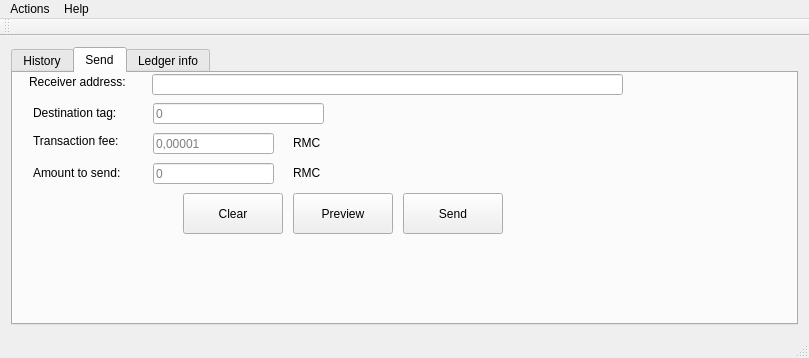
Old version of the form walletmain.ui in the repository CryptoManiac/RMCWallet.
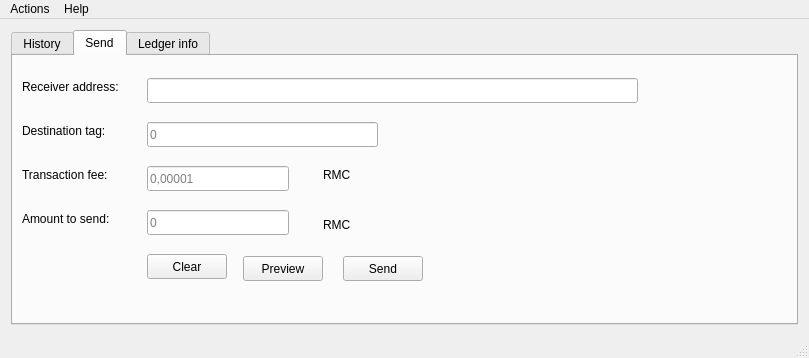
New version of the form. Custom widgets are drawn as their Qt base class.

Commit message: Remove toolbar

What changed in the file:
```diff
--- a/walletmain.ui
+++ b/walletmain.ui
@@ -108,10 +108,10 @@
        <widget class="QPushButton" name="sendButton">
         <property name="geometry">
          <rect>
-          <x>390</x>
-          <y>120</y>
-          <width>100</width>
-          <height>41</height>
+          <x>330</x>
+          <y>200</y>
+          <width>80</width>
+          <height>25</height>
          </rect>
         </property>
         <property name="maximumSize">
@@ -127,10 +127,10 @@
        <widget class="QLabel" name="receiverLabel">
         <property name="geometry">
          <rect>
-          <x>16</x>
-          <y>1</y>
-          <width>109</width>
-          <height>16</height>
+          <x>9</x>
+          <y>22</y>
+          <width>119</width>
+          <height>17</height>
          </rect>
         </property>
         <property name="text">
@@ -140,20 +140,20 @@
        <widget class="QLineEdit" name="receiverAddressEdit">
         <property name="geometry">
          <rect>
-          <x>139</x>
-          <y>1</y>
-          <width>471</width>
-          <height>21</height>
+          <x>134</x>
+          <y>22</y>
+          <width>491</width>
+          <height>25</height>
          </rect>
         </property>
        </widget>
        <widget class="QLabel" name="amountLabel">
         <property name="geometry">
          <rect>
-          <x>20</x>
-          <y>90</y>
-          <width>101</width>
-          <height>20</height>
+          <x>9</x>
+          <y>154</y>
+          <width>113</width>
+          <height>17</height>
          </rect>
         </property>
         <property name="text">
@@ -163,10 +163,10 @@
        <widget class="QLineEdit" name="amountToSend">
         <property name="geometry">
          <rect>
-          <x>140</x>
-          <y>90</y>
-          <width>121</width>
-          <height>21</height>
+          <x>134</x>
+          <y>154</y>
+          <width>142</width>
+          <height>25</height>
          </rect>
         </property>
         <property name="maximumSize">
@@ -182,10 +182,10 @@
        <widget class="QLabel" name="rmcLabel">
         <property name="geometry">
          <rect>
-          <x>280</x>
-          <y>90</y>
-          <width>29</width>
-          <height>20</height>
+          <x>310</x>
+          <y>160</y>
+          <width>32</width>
+          <height>17</height>
          </rect>
         </property>
         <property name="text">
@@ -195,10 +195,10 @@
        <widget class="QPushButton" name="clearButton">
         <property name="geometry">
          <rect>
-          <x>170</x>
-          <y>120</y>
-          <width>100</width>
-          <height>41</height>
+          <x>134</x>
+          <y>198</y>
+          <width>80</width>
+          <height>25</height>
          </rect>
         </property>
         <property name="maximumSize">
@@ -214,10 +214,10 @@
        <widget class="QPushButton" name="previewButton">
         <property name="geometry">
          <rect>
-          <x>280</x>
-          <y>120</y>
-          <width>100</width>
-          <height>41</height>
+          <x>230</x>
+          <y>200</y>
+          <width>80</width>
+          <height>25</height>
          </rect>
         </property>
         <property name="maximumSize">
@@ -233,10 +233,10 @@
        <widget class="QLabel" name="destinationTagLabel">
         <property name="geometry">
          <rect>
-          <x>20</x>
-          <y>30</y>
-          <width>111</width>
-          <height>20</height>
+          <x>9</x>
+          <y>66</y>
+          <width>109</width>
+          <height>17</height>
          </rect>
         </property>
         <property name="text">
@@ -246,10 +246,10 @@
        <widget class="QLineEdit" name="destinationTag">
         <property name="geometry">
          <rect>
-          <x>140</x>
-          <y>30</y>
-          <width>171</width>
-          <height>21</height>
+          <x>134</x>
+          <y>66</y>
+          <width>231</width>
+          <height>25</height>
          </rect>
         </property>
         <property name="text">
@@ -262,10 +262,10 @@
        <widget class="QLabel" name="sendTransactionFeeLabel">
         <property name="geometry">
          <rect>
-          <x>20</x>
-          <y>60</y>
-          <width>111</width>
-          <height>16</height>
+          <x>9</x>
+          <y>110</y>
+          <width>109</width>
+          <height>17</height>
          </rect>
         </property>
         <property name="text">
@@ -275,10 +275,10 @@
        <widget class="QLineEdit" name="sendTransactionFeeValue">
         <property name="geometry">
          <rect>
-          <x>140</x>
-          <y>60</y>
-          <width>121</width>
-          <height>21</height>
+          <x>134</x>
+          <y>110</y>
+          <width>142</width>
+          <height>25</height>
          </rect>
         </property>
         <property name="placeholderText">
@@ -288,10 +288,10 @@
        <widget class="QLabel" name="rmcLabel_2">
         <property name="geometry">
          <rect>
-          <x>280</x>
-          <y>60</y>
-          <width>29</width>
-          <height>20</height>
+          <x>310</x>
+          <y>110</y>
+          <width>32</width>
+          <height>17</height>
          </rect>
         </property>
         <property name="text">
@@ -408,14 +408,6 @@
     </item>
    </layout>
   </widget>
-  <widget class="QToolBar" name="mainToolBar">
-   <attribute name="toolBarArea">
-    <enum>TopToolBarArea</enum>
-   </attribute>
-   <attribute name="toolBarBreak">
-    <bool>false</bool>
-   </attribute>
-  </widget>
   <widget class="QStatusBar" name="statusBar"/>
   <widget class="QMenuBar" name="menuBar">
    <property name="geometry">
```
